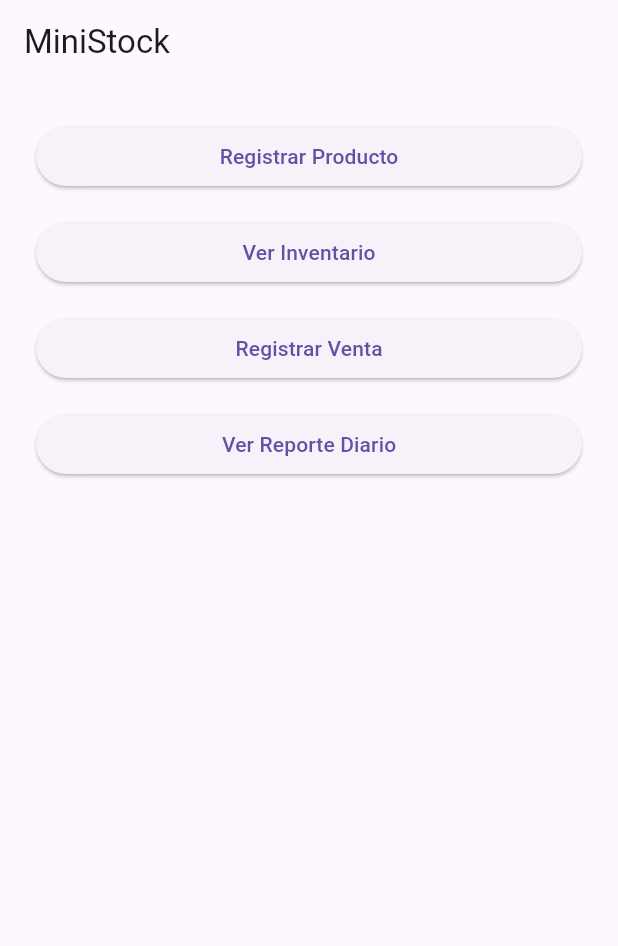
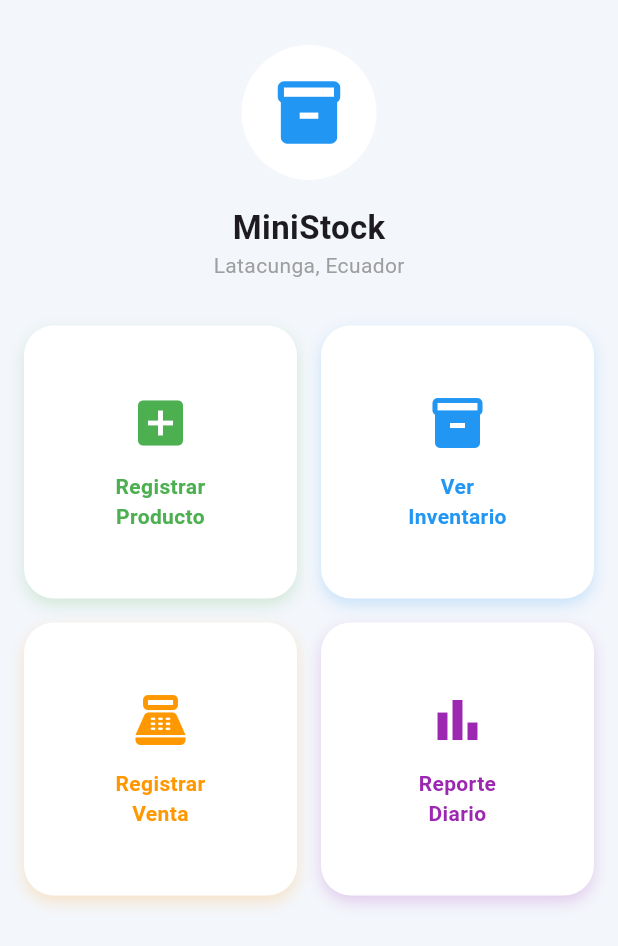
Before and after one commit to Kenzo0513/MiniStock, a Flutter app: the screen it shows after launch, on a phone screen of 412 x 824 dp. Shown: the top 946 px of the screen. Run offline on Flutter 3.47's test engine with Material 3 defaults, Android fonts, the phone set to English and light mode, and no system bars; our stand-ins replace cloud_firestore, firebase_core; missing offline and left inert: mobile_scanner; accounts and stored records are empty.

Commit message:
Frontend home

```diff
--- a/lib/screens/home_screen.dart
+++ b/lib/screens/home_screen.dart
@@ -7,53 +7,150 @@ import 'daily_report_screen.dart';
 class HomeScreen extends StatelessWidget {
   const HomeScreen({super.key});
 
+  Widget _buildAnimatedButton({
+    required BuildContext context,
+    required IconData icon,
+    required String title,
+    required Color color,
+    required Widget page,
+  }) {
+    return GestureDetector(
+      onTapDown: (_) {
+        // Se podría agregar vibración o efecto haptics aquí si se desea
+      },
+      onTap: () {
+        Navigator.push(
+          context,
+          MaterialPageRoute(builder: (_) => page),
+        );
+      },
+      child: TweenAnimationBuilder(
+        tween: Tween<double>(begin: 1.0, end: 1.0),
+        duration: const Duration(milliseconds: 200),
+        builder: (context, scale, child) {
+          return InkWell(
+            borderRadius: BorderRadius.circular(20),
+            onTap: () {
+              Navigator.push(
+                context,
+                MaterialPageRoute(builder: (_) => page),
+              );
+            },
+            child: AnimatedContainer(
+              duration: const Duration(milliseconds: 150),
+              curve: Curves.easeOut,
+              decoration: BoxDecoration(
+                color: Colors.white,
+                borderRadius: BorderRadius.circular(20),
+                boxShadow: [
+                  BoxShadow(
+                    color: color.withOpacity(0.2),
+                    blurRadius: 8,
+                    offset: const Offset(0, 4),
+                  )
+                ],
+              ),
+              padding: const EdgeInsets.all(16),
+              child: Column(
+                mainAxisAlignment: MainAxisAlignment.center,
+                children: [
+                  Icon(icon, size: 40, color: color),
+                  const SizedBox(height: 12),
+                  Text(
+                    title,
+                    textAlign: TextAlign.center,
+                    style: TextStyle(
+                      fontWeight: FontWeight.w600,
+                      fontSize: 14,
+                      color: color,
+                    ),
+                  ),
+                ],
+              ),
+            ),
+          );
+        },
+      ),
+    );
+  }
+
   @override
   Widget build(BuildContext context) {
     return Scaffold(
-      appBar: AppBar(title: const Text('MiniStock')),
-      body: Padding(
-        padding: const EdgeInsets.all(24.0),
-        child: ListView(
+      backgroundColor: const Color(0xFFF3F6FB),
+      body: SafeArea(
+        child: Column(
           children: [
-            ElevatedButton(
-              onPressed: () {
-                Navigator.push(
-                  context,
-                  MaterialPageRoute(builder: (_) => const AddProductScreen()),
-                );
-              },
-              child: const Text('Registrar Producto'),
+            const SizedBox(height: 30),
+
+            // Logo central
+            CircleAvatar(
+              radius: 45,
+              backgroundColor: Colors.white,
+              child: Icon(Icons.inventory_2, size: 50, color: Colors.blue),
             ),
+
             const SizedBox(height: 16),
-            ElevatedButton(
-              onPressed: () {
-                Navigator.push(
-                  context,
-                  MaterialPageRoute(builder: (_) => const InventoryScreen()),
-                );
-              },
-              child: const Text('Ver Inventario'),
+
+            // Título y subtítulo
+            const Text(
+              'MiniStock',
+              style: TextStyle(fontSize: 22, fontWeight: FontWeight.bold),
             ),
+            const Text(
+              'Latacunga, Ecuador',
+              style: TextStyle(fontSize: 14, color: Colors.grey),
+            ),
+
+            const SizedBox(height: 30),
+
+            // Botones en cuadrícula 2x2
+            Expanded(
+              child: Padding(
+                padding: const EdgeInsets.symmetric(horizontal: 16),
+                child: GridView.count(
+                  crossAxisCount: 2,
+                  crossAxisSpacing: 16,
+                  mainAxisSpacing: 16,
+                  children: [
+                    _buildAnimatedButton(
+                      context: context,
+                      icon: Icons.add_box,
+                      title: 'Registrar\nProducto',
+                      color: Colors.green,
+                      page: const AddProductScreen(),
+                    ),
+                    _buildAnimatedButton(
+                      context: context,
+                      icon: Icons.inventory_2,
+                      title: 'Ver\nInventario',
+                      color: Colors.blue,
+                      page: const InventoryScreen(),
+                    ),
+                    _buildAnimatedButton(
+                      context: context,
+                      icon: Icons.point_of_sale,
+                      title: 'Registrar\nVenta',
+                      color: Colors.orange,
+                      page: const SalesScreen(),
+                    ),
+                    _buildAnimatedButton(
+                      context: context,
+                      icon: Icons.bar_chart,
+                      title: 'Reporte\nDiario',
+                      color: Colors.purple,
+                      page: const DailyReportScreen(),
+                    ),
+                  ],
+                ),
+              ),
+            ),
+
             const SizedBox(height: 16),
-            ElevatedButton(
-              onPressed: () {
-                Navigator.push(
-                  context,
-                  MaterialPageRoute(builder: (_) => const SalesScreen()),
-                );
-              },
-              child: const Text('Registrar Venta'),
-            ),
+
+
+
             const SizedBox(height: 16),
-            ElevatedButton(
-              onPressed: () {
-                Navigator.push(
-                  context,
-                  MaterialPageRoute(builder: (_) => const DailyReportScreen()),
-                );
-              },
-              child: const Text('Ver Reporte Diario'),
-            ),
           ],
         ),
       ),
```
